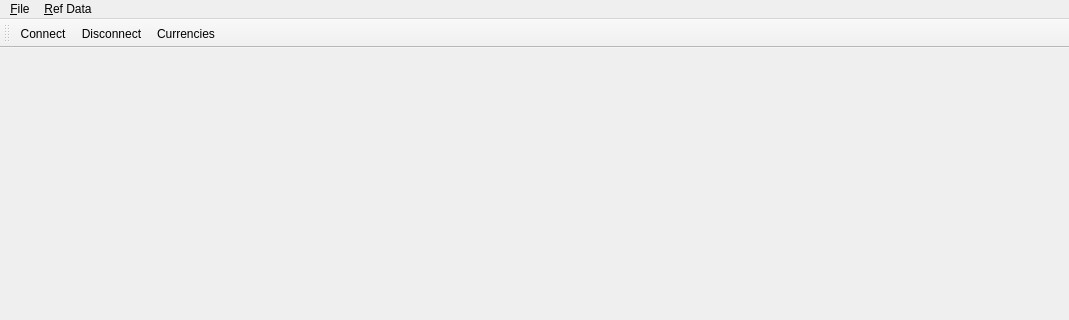
OreStudio/OreStudio, file projects/ores.qt/MainWindow.ui: the form before one commit; both pictures show x 0 to 1069 and y 0 to 320 of the 1069 by 672 pixel window.
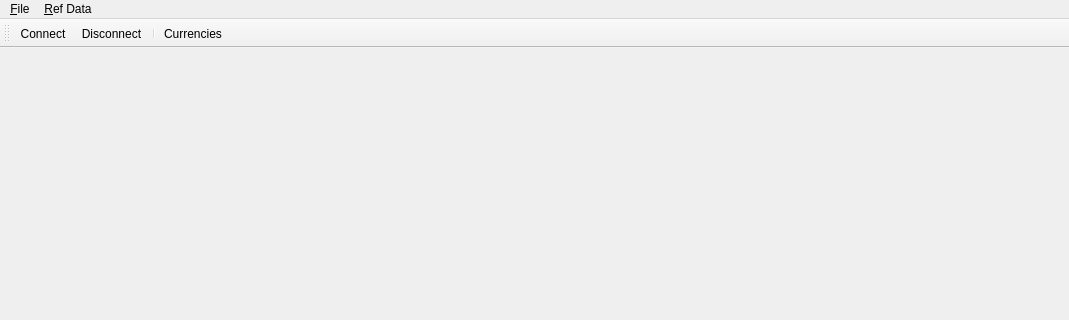
The form after the commit. Icons and pictures are not drawn.

Commit message: [qt] Add separator to toolbar

What changed in the file:
```diff
--- a/projects/ores.qt/MainWindow.ui
+++ b/projects/ores.qt/MainWindow.ui
@@ -60,6 +60,7 @@
    </attribute>
    <addaction name="ActionConnect"/>
    <addaction name="ActionDisconnect"/>
+   <addaction name="separator"/>
    <addaction name="CurrenciesAction"/>
   </widget>
   <action name="ExitAction">
```
